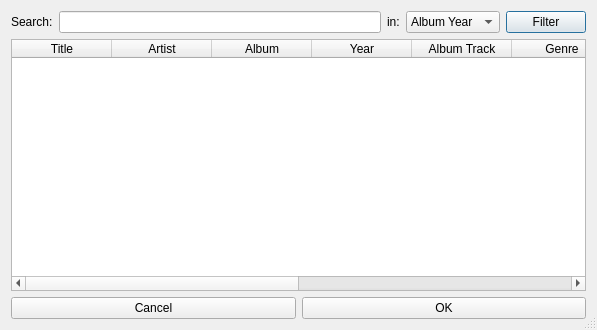
The window that dialogsearch.ui (Bratski/MP3PlayerWifi) describes before a commit, drawn with Qt 5.
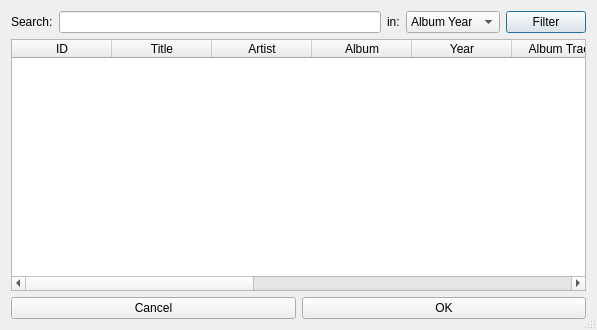
The same window after the commit. Icons and pictures are not drawn.

```diff
--- a/dialogsearch.ui
+++ b/dialogsearch.ui
@@ -79,6 +79,11 @@
    </item>
    <item row="1" column="0">
     <widget class="QTableWidget" name="tableWidgetFoundEntries">
+     <column>
+      <property name="text">
+       <string>ID</string>
+      </property>
+     </column>
      <column>
       <property name="text">
        <string>Title</string>
@@ -129,6 +134,11 @@
        <string>Channels</string>
       </property>
      </column>
+     <column>
+      <property name="text">
+       <string>File location</string>
+      </property>
+     </column>
     </widget>
    </item>
    <item row="2" column="0">
```
